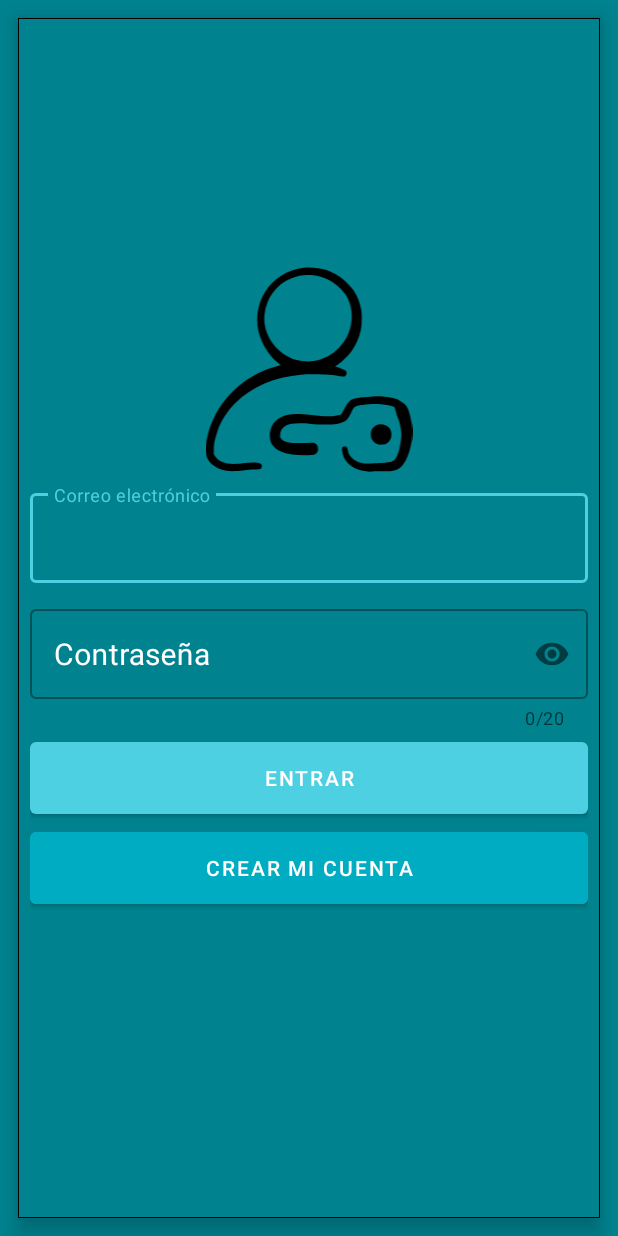
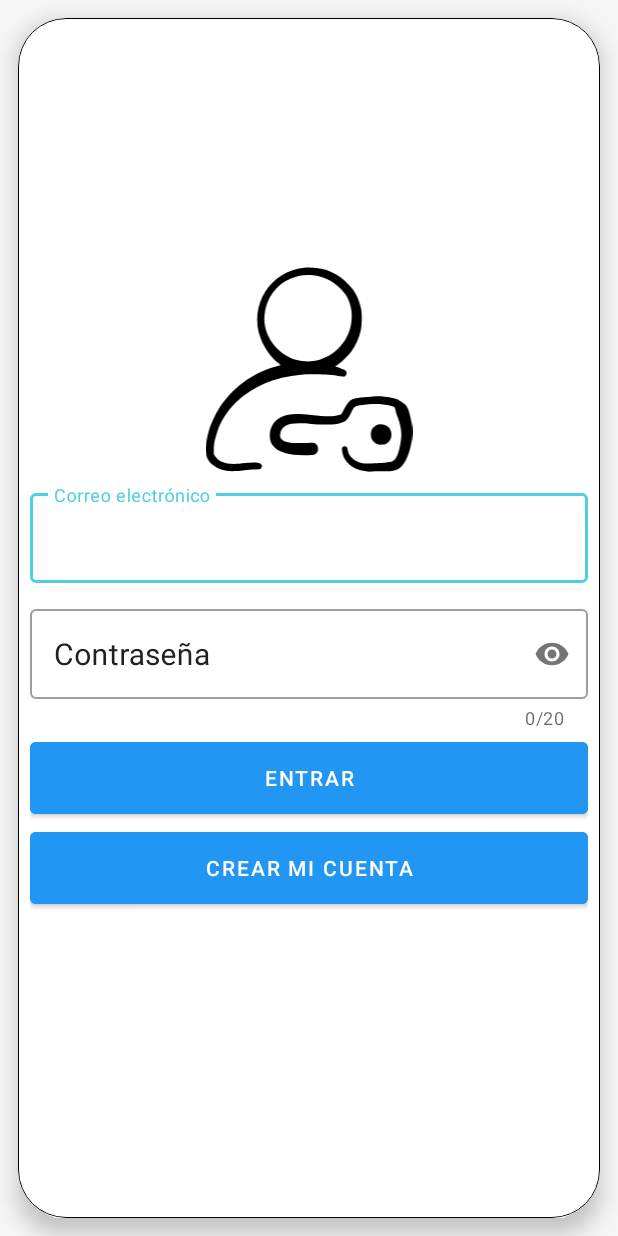
Before and after one commit to jorgeMartinezNajera/BicicleLlantas, an Android app: the screen it shows after launch (LoginActivity), on a phone screen of 412 x 824 dp. Run offline under Robolectric (Android 15) with nearby library versions, the light colour scheme and no system bars.

Commit message:
Actualización de versiones

```diff
--- a/app/src/main/res/layout/activity_login.xml
+++ b/app/src/main/res/layout/activity_login.xml
@@ -3,17 +3,17 @@
     xmlns:app="http://schemas.android.com/apk/res-auto"
     android:layout_width="match_parent"
     android:layout_height="match_parent"
-    android:background="@color/_800">
+    android:background="@color/bgScreen">
 
     <com.google.android.material.card.MaterialCardView
         android:layout_width="match_parent"
         android:layout_height="match_parent"
         android:layout_margin="12dp"
-        app:cardCornerRadius="0dp"
+        app:cardCornerRadius="32dp"
         app:cardElevation="8dp"
         app:strokeColor="@color/black"
         app:strokeWidth="0.5dp"
-        android:backgroundTint="@color/_800">
+        android:backgroundTint="@color/bgContainer">
 
         <LinearLayout
             android:layout_width="match_parent"
@@ -40,7 +40,7 @@
                 android:layout_width="match_parent"
                 android:layout_height="wrap_content"
                 android:layout_marginTop="8dp"
-                android:textColorHint="@color/white">
+                android:textColorHint="@color/textFieldContent">
 
                 <com.google.android.material.textfield.TextInputEditText
                     android:id="@+id/txtCorreoEt"
@@ -50,7 +50,7 @@
                     android:inputType="textEmailAddress"
                     android:paddingHorizontal="12dp"
                     android:paddingVertical="12dp"
-                    android:textColor="@color/white"
+                    android:textColor="@color/textFieldContent"
                     android:textSize="20sp"></com.google.android.material.textfield.TextInputEditText>
             </com.google.android.material.textfield.TextInputLayout>
 
@@ -61,7 +61,7 @@
                 android:layout_width="match_parent"
                 android:layout_height="wrap_content"
                 android:layout_marginTop="12dp"
-                android:textColorHint="@color/white"
+                android:textColorHint="@color/textFieldContent"
                 app:counterEnabled="true"
                 app:counterMaxLength="20"
                 app:passwordToggleEnabled="true">
@@ -75,7 +75,7 @@
                     android:maxLength="20"
                     android:paddingHorizontal="12dp"
                     android:paddingVertical="12dp"
-                    android:textColor="@color/white"
+                    android:textColor="@color/textFieldContent"
                     android:textSize="20sp"></com.google.android.material.textfield.TextInputEditText>
             </com.google.android.material.textfield.TextInputLayout>
 
@@ -88,7 +88,8 @@
                 android:layout_marginTop="8dp"
                 android:insetTop="0dp"
                 android:insetBottom="0dp"
-                android:text="Entrar">
+                android:text="Entrar"
+                android:backgroundTint="@color/bgButton">
 
             </com.google.android.material.button.MaterialButton>
 
@@ -99,10 +100,10 @@
                 android:layout_width="match_parent"
                 android:layout_height="wrap_content"
                 android:layout_marginTop="12dp"
-                android:backgroundTint="@color/_600"
                 android:insetTop="0dp"
                 android:insetBottom="0dp"
-                android:text="Crear mi cuenta">
+                android:text="Crear mi cuenta"
+                android:backgroundTint="@color/bgButton">
 
             </com.google.android.material.button.MaterialButton>
         </LinearLayout>
```
